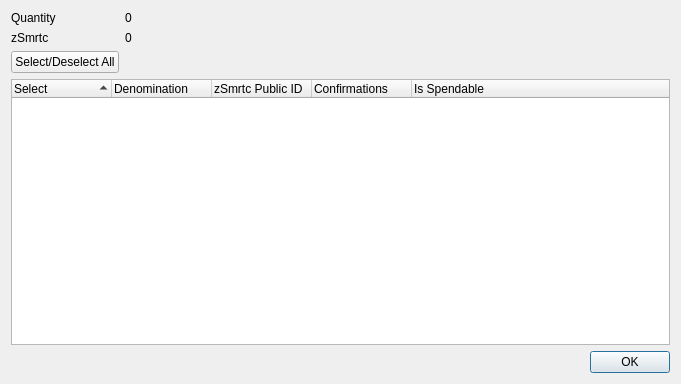
The window that src/qt/forms/zxxxcontroldialog.ui (CryptoCashBack-Hub/CCBC) describes before a commit, drawn with Qt 5.
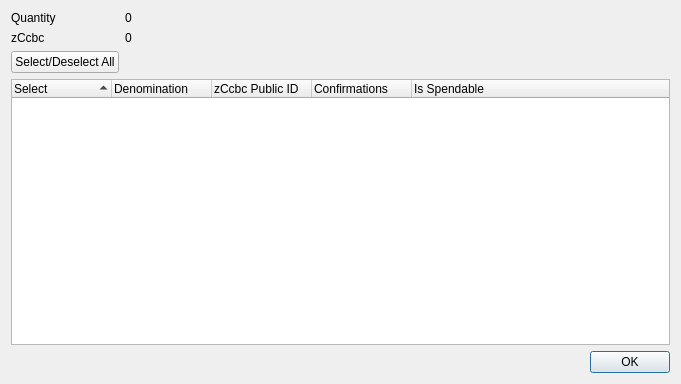
The same window after the commit.

The edit to the form file:
```diff
--- a/src/qt/forms/zxxxcontroldialog.ui
+++ b/src/qt/forms/zxxxcontroldialog.ui
@@ -42,7 +42,7 @@
      <item row="1" column="0">
       <widget class="QLabel" name="labelZXxx">
        <property name="text">
-        <string>zSmrtc</string>
+        <string>zCcbc</string>
        </property>
       </widget>
      </item>
@@ -96,7 +96,7 @@
        </column>
        <column>
         <property name="text">
-         <string notr="true">zSmrtc Public ID</string>
+         <string notr="true">zCcbc Public ID</string>
         </property>
        </column>
        <column>
```
Left out of the diff: 2 changed lines with no effect on the pictures.
